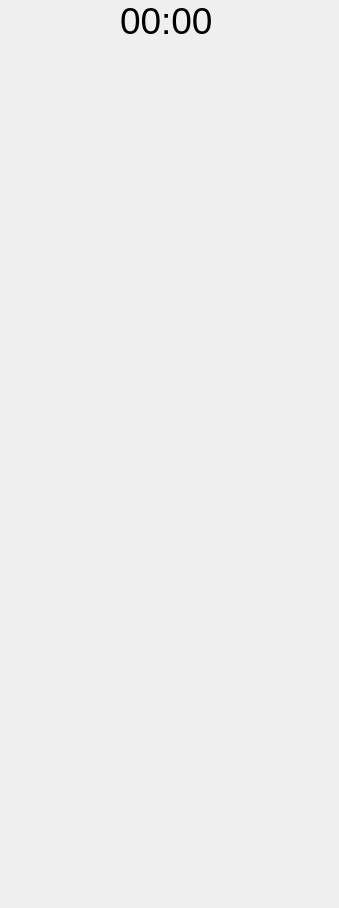
Qt form ui_files/clock.ui (RINAY112/not_clock) before a commit.
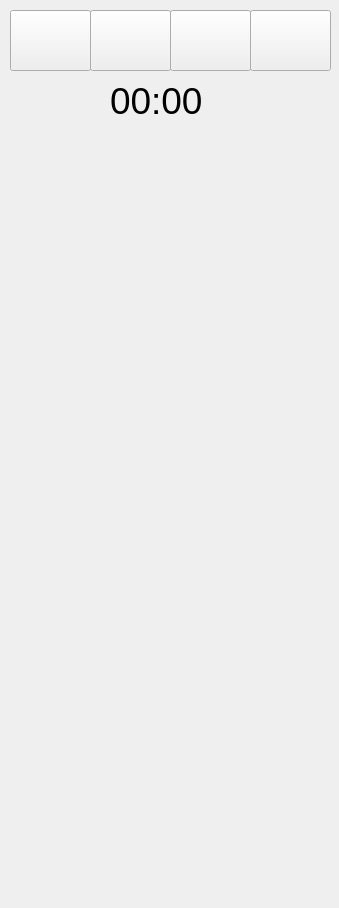
The same form after that commit.

The edit to the form file:
```diff
--- a/ui_files/clock.ui
+++ b/ui_files/clock.ui
@@ -16,8 +16,8 @@
   <widget class="QLabel" name="current_time">
    <property name="geometry">
     <rect>
-     <x>120</x>
-     <y>0</y>
+     <x>110</x>
+     <y>80</y>
      <width>101</width>
      <height>41</height>
     </rect>
@@ -35,13 +35,65 @@
    <property name="geometry">
     <rect>
      <x>10</x>
-     <y>50</y>
+     <y>140</y>
      <width>321</width>
-     <height>801</height>
+     <height>711</height>
     </rect>
    </property>
    <layout class="QVBoxLayout" name="clocks"/>
   </widget>
+  <widget class="QPushButton" name="open_stopwatch">
+   <property name="geometry">
+    <rect>
+     <x>250</x>
+     <y>10</y>
+     <width>81</width>
+     <height>61</height>
+    </rect>
+   </property>
+   <property name="text">
+    <string/>
+   </property>
+  </widget>
+  <widget class="QPushButton" name="open_alarm_clock">
+   <property name="geometry">
+    <rect>
+     <x>90</x>
+     <y>10</y>
+     <width>81</width>
+     <height>61</height>
+    </rect>
+   </property>
+   <property name="text">
+    <string/>
+   </property>
+  </widget>
+  <widget class="QPushButton" name="open_clock">
+   <property name="geometry">
+    <rect>
+     <x>10</x>
+     <y>10</y>
+     <width>81</width>
+     <height>61</height>
+    </rect>
+   </property>
+   <property name="text">
+    <string/>
+   </property>
+  </widget>
+  <widget class="QPushButton" name="open_timer">
+   <property name="geometry">
+    <rect>
+     <x>170</x>
+     <y>10</y>
+     <width>81</width>
+     <height>61</height>
+    </rect>
+   </property>
+   <property name="text">
+    <string/>
+   </property>
+  </widget>
  </widget>
  <resources/>
  <connections/>
```
